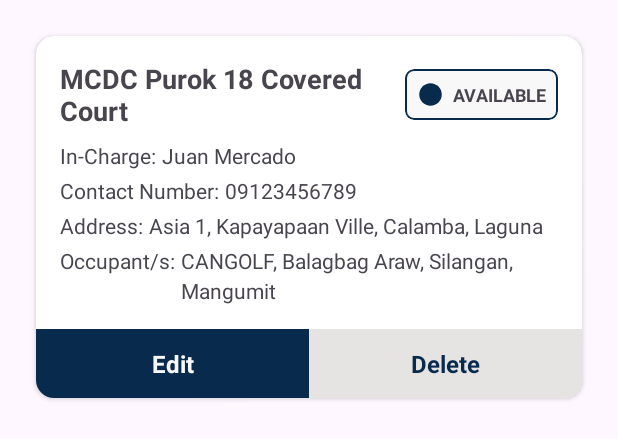
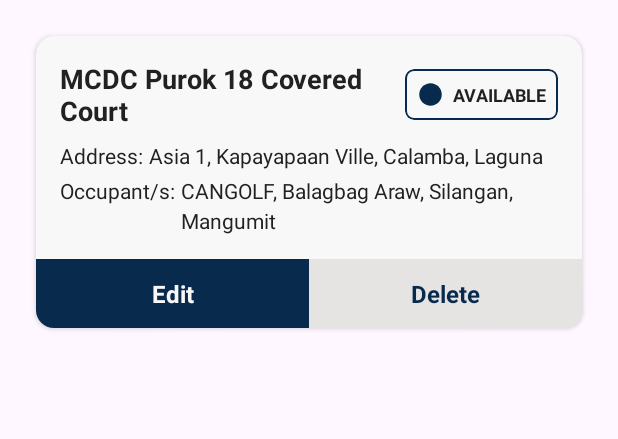
Before and after one commit to tnrtxx/rescYou_Admin, an Android app: the layout item_evacuation_centers.xml on its own in the app's theme, with its tools: preview values and no code run, on a phone screen of 412 x 824 dp. Shown: the top 439 px of the screen. Run offline under Robolectric (Android 15) with nearby library versions, the phone set to English and light mode, and no system bars.

Commit message:
Remove In charge and Contacts from EvacuationCenterData

```diff
--- a/app/src/main/java/com/example/rescyouadmin/EvacuationCenterAdapter.kt
+++ b/app/src/main/java/com/example/rescyouadmin/EvacuationCenterAdapter.kt
@@ -52,8 +52,6 @@ class EvacuationCenterAdapter(private var evacuationCenterArrayList: List<Evacua
             intent.putExtra("placeId", currentItem.placeId)
             intent.putExtra("name", currentItem.name)
             intent.putExtra("status", currentItem.status)
-            intent.putExtra("inCharge", currentItem.inCharge)
-            intent.putExtra("inChargeContactNum", currentItem.inChargeContactNum)
             intent.putExtra("occupants", currentItem.occupants)
             intent.putExtra("address", currentItem.address)
             intent.putExtra("latitude", currentItem.latitude)
@@ -120,8 +118,6 @@ class EvacuationCenterAdapter(private var evacuationCenterArrayList: List<Evacua
             binding.nameTextview.text = item.name.toString()
             binding.addressTextview.text = item.address.toString()
             binding.statusTextview.text = item.status.toString()
-            binding.inChargeTextview.text = item.inCharge.toString()
-            binding.inChargeContactNumTextview.text = item.inChargeContactNum.toString()
             binding.occupantsTextview.text = item.occupants.toString()
 
             // !! This if for the Evacuation Centers activity only !!
--- a/app/src/main/java/com/example/rescyouadmin/EvacuationCenterData.kt
+++ b/app/src/main/java/com/example/rescyouadmin/EvacuationCenterData.kt
@@ -10,7 +10,5 @@ data class EvacuationCenterData(
     var latitude: Double? = 0.0,
     var longitude: Double? = 0.0,
     var status: String? = null,
-    var inCharge: String? = null,
-    var inChargeContactNum: String? = null,
     var occupants: String? = null,
 ) : Serializable
--- a/app/src/main/res/layout/item_evacuation_centers.xml
+++ b/app/src/main/res/layout/item_evacuation_centers.xml
@@ -8,6 +8,7 @@
     android:layout_marginTop="24dp"
     android:layout_marginRight="24dp"
     android:elevation="12dp"
+    app:cardBackgroundColor="@color/light_gray"
     app:cardCornerRadius="12dp">
 
     <LinearLayout
@@ -34,8 +35,9 @@
                 <TextView
                     android:id="@+id/name_textview"
                     android:layout_width="0dp"
+                    android:layout_height="wrap_content"
                     android:layout_weight="1"
-                    android:layout_height="wrap_content"
+                    android:textColor="@color/black"
                     android:textSize="18sp"
                     android:textStyle="bold"
                     tools:text="MCDC Purok 18 Covered Court" />
@@ -43,8 +45,8 @@
                 <com.google.android.material.card.MaterialCardView
                     android:id="@+id/status_cardview"
                     android:layout_width="wrap_content"
+                    android:layout_height="wrap_content"
                     android:layout_marginStart="4dp"
-                    android:layout_height="wrap_content"
                     android:backgroundTint="@color/light_gray"
                     app:cardCornerRadius="6dp"
                     app:contentPadding="8dp"
@@ -58,6 +60,7 @@
                         android:drawablePadding="6dp"
                         android:gravity="center"
                         android:textAllCaps="true"
+                        android:textColor="@color/black"
                         android:textSize="12sp"
                         android:textStyle="bold"
                         app:drawableStartCompat="@drawable/baseline_circle_18"
@@ -74,7 +77,7 @@
 
 
                 <LinearLayout
-                    android:id="@+id/in_charge_linearlayout"
+                    android:id="@+id/address_linearlayout"
                     android:layout_width="match_parent"
                     android:layout_height="wrap_content"
                     android:layout_marginBottom="4dp"
@@ -83,53 +86,8 @@
                     <TextView
                         android:layout_width="wrap_content"
                         android:layout_height="wrap_content"
-                        android:text="In-Charge:"
-                        android:textSize="14sp" />
-
-                    <TextView
-                        android:id="@+id/in_charge_textview"
-                        android:layout_width="wrap_content"
-                        android:layout_height="wrap_content"
-                        android:layout_marginStart="4dp"
-                        android:textSize="14sp"
-                        tools:text="Juan Mercado" />
-                </LinearLayout>
-
-                <LinearLayout
-                    android:id="@+id/in_charge_contact_num_linearlayout"
-                    android:layout_width="match_parent"
-                    android:layout_height="wrap_content"
-                    android:layout_below="@+id/in_charge_linearlayout"
-                    android:layout_marginBottom="4dp"
-                    android:orientation="horizontal">
-
-                    <TextView
-                        android:layout_width="wrap_content"
-                        android:layout_height="wrap_content"
-                        android:text="Contact Number:"
-                        android:textSize="14sp" />
-
-                    <TextView
-                        android:id="@+id/in_charge_contact_num_textview"
-                        android:layout_width="wrap_content"
-                        android:layout_height="wrap_content"
-                        android:layout_marginStart="4dp"
-                        android:textSize="14sp"
-                        tools:text="09123456789" />
-                </LinearLayout>
-
-                <LinearLayout
-                    android:id="@+id/address_linearlayout"
-                    android:layout_width="match_parent"
-                    android:layout_height="wrap_content"
-                    android:layout_below="@+id/in_charge_contact_num_linearlayout"
-                    android:layout_marginBottom="4dp"
-                    android:orientation="horizontal">
-
-                    <TextView
-                        android:layout_width="wrap_content"
-                        android:layout_height="wrap_content"
                         android:text="Address:"
+                        android:textColor="@color/black"
                         android:textSize="14sp" />
 
                     <TextView
@@ -138,6 +96,7 @@
                         android:layout_height="wrap_content"
                         android:layout_marginStart="4dp"
                         android:lineSpacingExtra="4dp"
+                        android:textColor="@color/black"
                         android:textSize="14sp"
                         tools:text="Asia 1, Kapayapaan Ville, Calamba, Laguna" />
                 </LinearLayout>
@@ -153,6 +112,7 @@
                         android:layout_width="wrap_content"
                         android:layout_height="wrap_content"
                         android:text="Occupant/s:"
+                        android:textColor="@color/black"
                         android:textSize="14sp" />
 
                     <TextView
@@ -161,6 +121,7 @@
                         android:layout_height="wrap_content"
                         android:layout_marginStart="4dp"
                         android:lineSpacingExtra="4dp"
+                        android:textColor="@color/black"
                         android:textSize="14sp"
                         tools:text="CANGOLF, Balagbag Araw, Silangan, Mangumit " />
                 </LinearLayout>
```
Also changed, not shown: app/src/main/java/com/example/rescyouadmin/EvacuationCenterAdd.kt (+1 -7 lines), app/src/main/java/com/example/rescyouadmin/EvacuationCenterEdit.kt (+2 -16 lines), app/src/main/res/layout/activity_evacuation_center_add.xml (+0 -29 lines), app/src/main/res/layout/activity_evacuation_center_edit.xml (+0 -29 lines).
